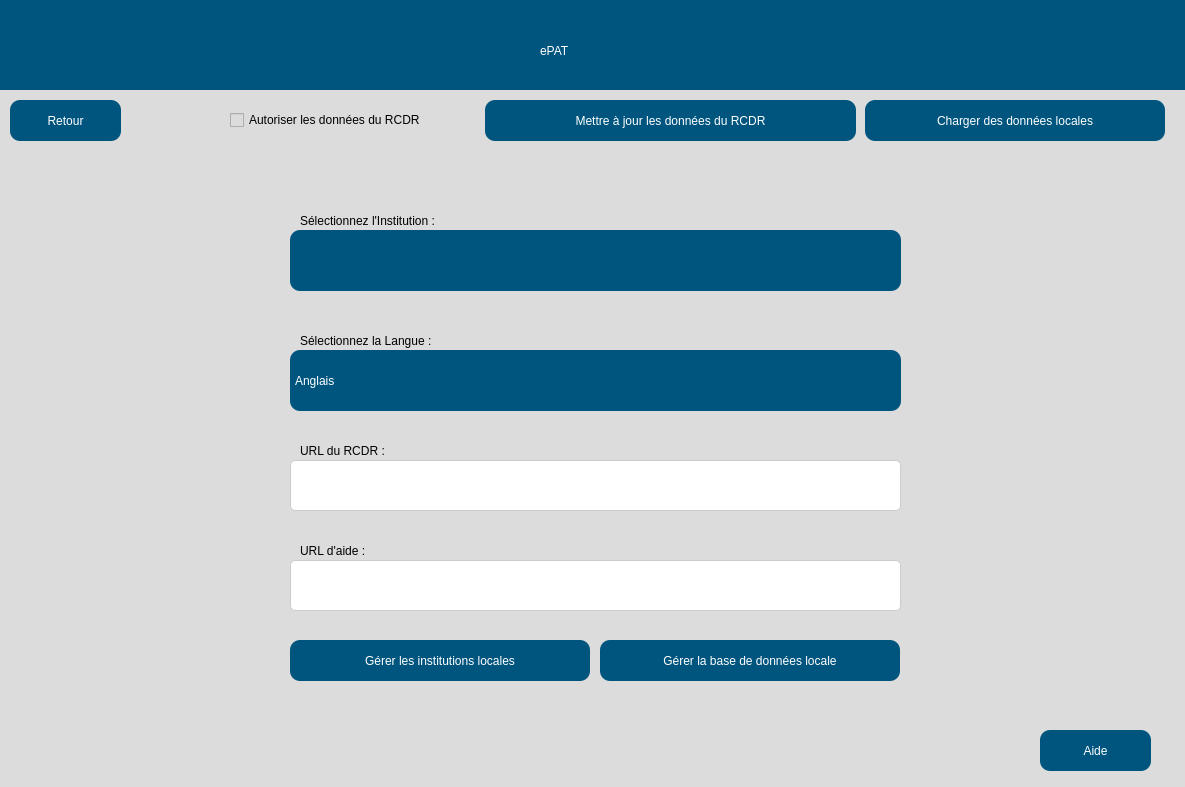
The window that src/user_interface/french_settingsPage.ui (eppenney/eBook-Perpetual-Access-Rights-Tracker) describes before a commit, drawn with Qt 5.
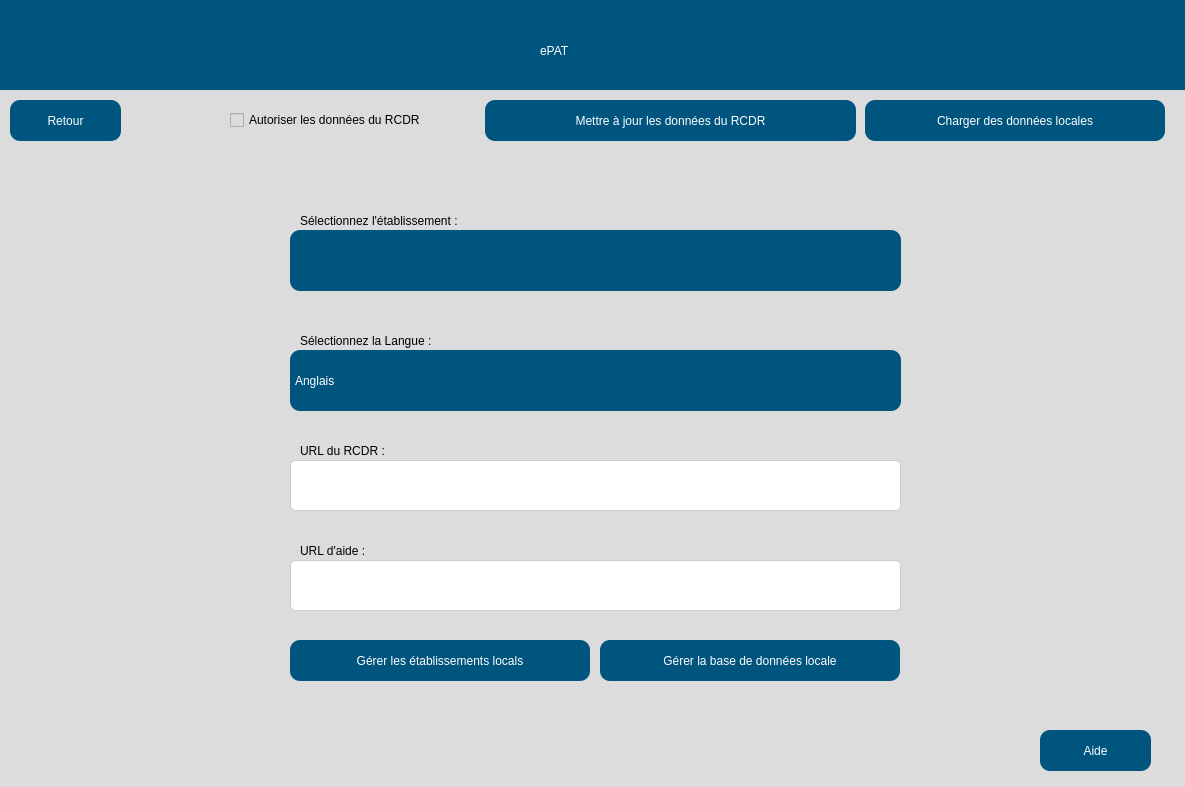
The same window after the commit. Icons and pictures are not drawn.

Commit message: - Changed french institution to etablissement (with an accent on the e)

```diff
--- a/src/user_interface/french_settingsPage.ui
+++ b/src/user_interface/french_settingsPage.ui
@@ -167,7 +167,7 @@
 color: black;</string>
     </property>
     <property name="text">
-     <string>Sélectionnez l'Institution :</string>
+     <string>Sélectionnez l'établissement :</string>
     </property>
    </widget>
    <widget class="QComboBox" name="institutionSelection">
@@ -505,7 +505,7 @@
         </string>
     </property>
     <property name="text">
-     <string>Gérer les institutions locales</string>
+     <string>Gérer les établissements locals</string>
     </property>
    </widget>
    <widget class="QCheckBox" name="allowCRKNData">
```
The commit also changes 3 other files.
